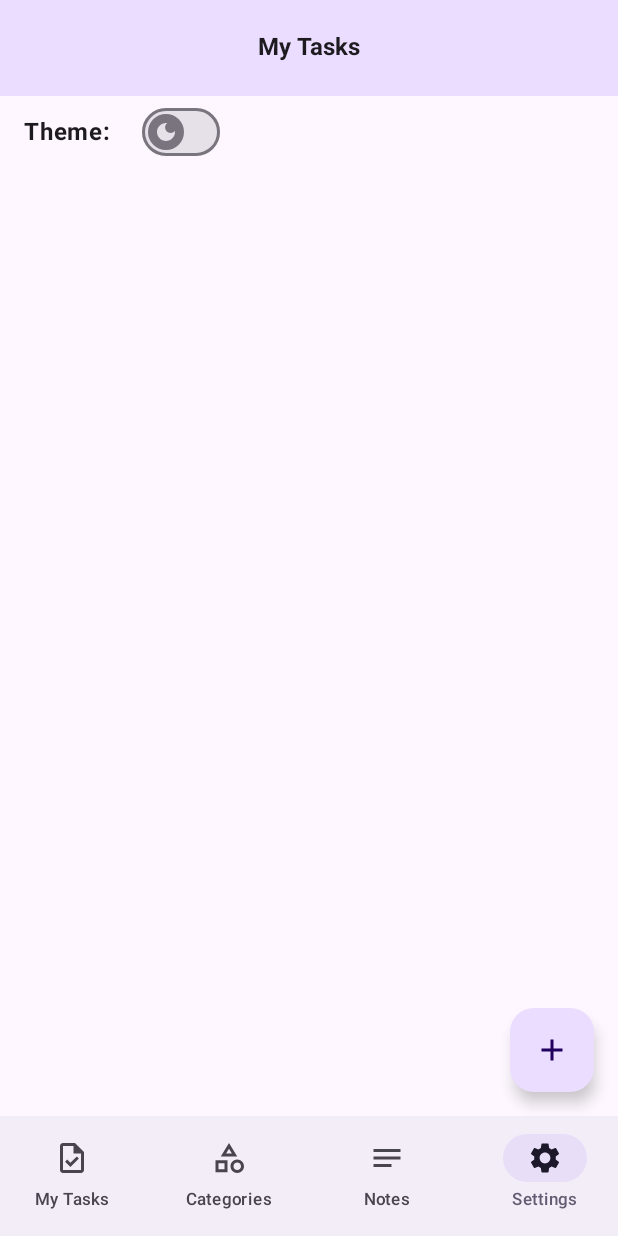
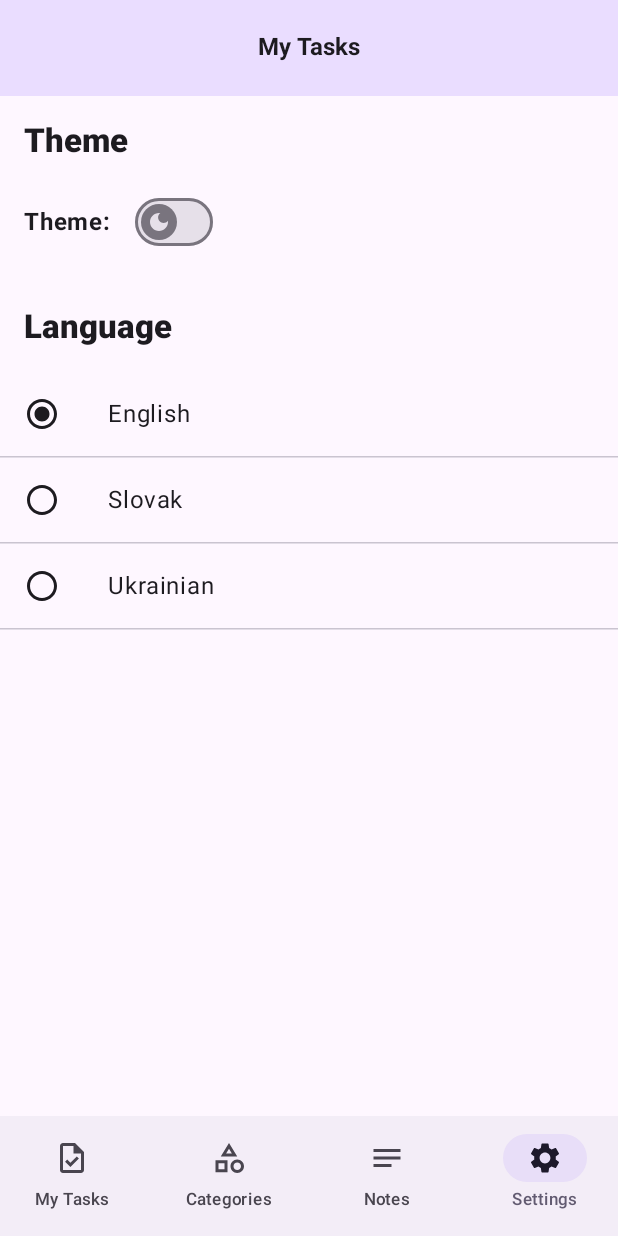
Before and after one commit to YehorSk/Taskly, an Android app built with Jetpack Compose: the SETTINGS screen opened through its navigation route, on a phone screen of 412 x 824 dp. Run offline under Robolectric (Android 15) with nearby library versions, the phone set to English and light mode, and no system bars.

Commit message:
Select app language

```diff
--- a/app/src/main/AndroidManifest.xml
+++ b/app/src/main/AndroidManifest.xml
@@ -21,6 +21,7 @@
             android:name=".MainActivity"
             android:screenOrientation="portrait"
             android:exported="true"
+            android:configChanges="locale|layoutDirection"
             android:label="@string/app_name"
             android:theme="@style/Theme.Taskly">
             <intent-filter>
--- a/app/src/main/java/com/yehorsk/taskly/MainActivity.kt
+++ b/app/src/main/java/com/yehorsk/taskly/MainActivity.kt
@@ -30,7 +30,6 @@ class MainActivity : ComponentActivity() {
     override fun attachBaseContext(newBase: Context) {
         super.attachBaseContext(getContextForLanguage(newBase))
     }
-
 
     override fun onCreate(savedInstanceState: Bundle?) {
         super.onCreate(savedInstanceState)
--- a/app/src/main/java/com/yehorsk/taskly/settings/presentation/SettingsScreenRoot.kt
+++ b/app/src/main/java/com/yehorsk/taskly/settings/presentation/SettingsScreenRoot.kt
@@ -1,39 +1,28 @@
 package com.yehorsk.taskly.settings.presentation
 
 import androidx.compose.foundation.background
-import androidx.compose.foundation.layout.Arrangement
-import androidx.compose.foundation.layout.Column
-import androidx.compose.foundation.layout.Row
 import androidx.compose.foundation.layout.fillMaxSize
 import androidx.compose.foundation.layout.padding
-import androidx.compose.foundation.layout.size
 import androidx.compose.foundation.lazy.LazyColumn
 import androidx.compose.material.icons.Icons
 import androidx.compose.material.icons.filled.Add
 import androidx.compose.material.icons.filled.DarkMode
 import androidx.compose.material.icons.filled.LightMode
-import androidx.compose.material.icons.filled.Notifications
-import androidx.compose.material.icons.filled.NotificationsNone
-import androidx.compose.material.icons.filled.WbSunny
 import androidx.compose.material3.FloatingActionButton
 import androidx.compose.material3.Icon
 import androidx.compose.material3.MaterialTheme
 import androidx.compose.material3.Scaffold
-import androidx.compose.material3.Switch
-import androidx.compose.material3.SwitchDefaults
-import androidx.compose.material3.Text
 import androidx.compose.runtime.Composable
 import androidx.compose.runtime.getValue
-import androidx.compose.ui.Alignment
 import androidx.compose.ui.Modifier
 import androidx.compose.ui.res.stringResource
-import androidx.compose.ui.text.font.FontWeight
-import androidx.compose.ui.unit.dp
 import androidx.lifecycle.compose.collectAsStateWithLifecycle
 import androidx.navigation.NavHostController
 import com.yehorsk.taskly.R
 import com.yehorsk.taskly.core.presentation.components.BottomBar
 import com.yehorsk.taskly.core.presentation.components.TitleNavBar
+import com.yehorsk.taskly.settings.presentation.component.SettingsListHeader
+import com.yehorsk.taskly.settings.presentation.component.SettingsListItem
 import com.yehorsk.taskly.settings.presentation.component.SwitchListItem
 import org.koin.compose.viewmodel.koinViewModel
 
@@ -75,11 +64,6 @@ fun SettingsScreen(
                 showGoBack = false
             )
         },
-        floatingActionButton = {
-            FloatingActionButton(onClick = { }) {
-                Icon(Icons.Default.Add, contentDescription = null)
-            }
-        },
         bottomBar = {
             bottomBar()
         }
@@ -89,6 +73,11 @@ fun SettingsScreen(
                 .padding(innerPadding)
                 .fillMaxSize()
         ) {
+            item{
+                SettingsListHeader(
+                    text = stringResource(R.string.theme)
+                )
+            }
             item {
                 SwitchListItem(
                     checked = theme,
@@ -97,6 +86,38 @@ fun SettingsScreen(
                     onSwitched = { onAction(SettingsScreenAction.OnThemeChanged(it)) }
                 )
             }
+            item{
+                SettingsListHeader(
+                    text = stringResource(R.string.language)
+                )
+            }
+            item{
+                SettingsListItem(
+                    text = R.string.english,
+                    onClick = {
+                        onAction(SettingsScreenAction.OnLanguageChanged("en"))
+                    },
+                    isActive = language == "en"
+                )
+            }
+            item{
+                SettingsListItem(
+                    text = R.string.slovak,
+                    onClick = {
+                        onAction(SettingsScreenAction.OnLanguageChanged("sk"))
+                    },
+                    isActive = language == "sk"
+                )
+            }
+            item{
+                SettingsListItem(
+                    text = R.string.ukrainian,
+                    onClick = {
+                        onAction(SettingsScreenAction.OnLanguageChanged("uk"))
+                    },
+                    isActive = language == "uk"
+                )
+            }
         }
     }
 }
--- /dev/null
+++ b/app/src/main/java/com/yehorsk/taskly/settings/presentation/component/SettingsListHeader.kt
@@ -0,0 +1,34 @@
+package com.yehorsk.taskly.settings.presentation.component
+
+import androidx.compose.foundation.background
+import androidx.compose.foundation.layout.Row
+import androidx.compose.foundation.layout.fillMaxWidth
+import androidx.compose.foundation.layout.padding
+import androidx.compose.material3.MaterialTheme
+import androidx.compose.material3.Text
+import androidx.compose.runtime.Composable
+import androidx.compose.ui.Modifier
+import androidx.compose.ui.text.font.FontWeight
+import androidx.compose.ui.unit.dp
+
+@Composable
+fun SettingsListHeader(
+    modifier: Modifier = Modifier,
+    text: String
+){
+
+    Row(
+        modifier = modifier.background(MaterialTheme.colorScheme.background)
+            .fillMaxWidth()
+    ){
+        Text(
+            modifier = Modifier
+                .padding(16.dp)
+                .weight(1f),
+            text = text,
+            style = MaterialTheme.typography.titleLarge,
+            fontWeight = FontWeight.ExtraBold
+        )
+    }
+
+}
--- /dev/null
+++ b/app/src/main/java/com/yehorsk/taskly/settings/presentation/component/SettingsListItem.kt
@@ -0,0 +1,61 @@
+package com.yehorsk.taskly.settings.presentation.component
+
+import androidx.annotation.StringRes
+import androidx.compose.foundation.background
+import androidx.compose.foundation.clickable
+import androidx.compose.foundation.layout.Box
+import androidx.compose.foundation.layout.Row
+import androidx.compose.foundation.layout.fillMaxWidth
+import androidx.compose.foundation.layout.padding
+import androidx.compose.material.icons.Icons
+import androidx.compose.material.icons.filled.RadioButtonChecked
+import androidx.compose.material.icons.filled.RadioButtonUnchecked
+import androidx.compose.material3.HorizontalDivider
+import androidx.compose.material3.Icon
+import androidx.compose.material3.MaterialTheme
+import androidx.compose.material3.Text
+import androidx.compose.runtime.Composable
+import androidx.compose.ui.Modifier
+import androidx.compose.ui.res.stringResource
+import androidx.compose.ui.unit.dp
+
+
+@Composable
+fun SettingsListItem(
+    modifier: Modifier = Modifier,
+    @StringRes text: Int,
+    onClick: () -> Unit,
+    isActive: Boolean
+){
+    Row(
+        modifier = modifier.background(MaterialTheme.colorScheme.background)
+            .fillMaxWidth()
+            .clickable {
+                onClick()
+            }
+    ){
+        Box(
+            modifier = Modifier
+                .padding(16.dp)
+        ){
+            if(isActive) {
+                Icon(
+                    imageVector = Icons.Filled.RadioButtonChecked,
+                    contentDescription = ""
+                )
+            }else{
+                Icon(
+                    imageVector = Icons.Filled.RadioButtonUnchecked,
+                    contentDescription = ""
+                )
+            }
+        }
+        Text(
+            modifier = Modifier
+                .padding(16.dp),
+            text = stringResource(text),
+            style = MaterialTheme.typography.bodyLarge,
+        )
+    }
+    HorizontalDivider()
+}
--- a/app/src/main/java/com/yehorsk/taskly/settings/presentation/component/SwitchListItem.kt
+++ b/app/src/main/java/com/yehorsk/taskly/settings/presentation/component/SwitchListItem.kt
@@ -12,8 +12,10 @@ import androidx.compose.runtime.Composable
 import androidx.compose.ui.Alignment
 import androidx.compose.ui.Modifier
 import androidx.compose.ui.graphics.vector.ImageVector
+import androidx.compose.ui.res.stringResource
 import androidx.compose.ui.text.font.FontWeight
 import androidx.compose.ui.unit.dp
+import com.yehorsk.taskly.R
 
 @Composable
 fun SwitchListItem(
@@ -34,7 +36,7 @@ fun SwitchListItem(
         Text(
             modifier = Modifier
                 .padding(end = 16.dp),
-            text = "Theme: ",
+            text = stringResource(R.string.theme_switch),
             style = MaterialTheme.typography.bodyLarge,
             fontWeight = FontWeight.Bold
         )
--- a/app/src/main/java/com/yehorsk/taskly/todos/presentation/add_edit_todo/AddEditToDoScreenRoot.kt
+++ b/app/src/main/java/com/yehorsk/taskly/todos/presentation/add_edit_todo/AddEditToDoScreenRoot.kt
@@ -218,8 +218,7 @@ fun AddEditToDoScreen(
                             Text(
                                 text = state.dueDate?.formatReadable() ?: stringResource(R.string.anytime),
                                 style = MaterialTheme.typography.bodyLarge,
-                                fontWeight = FontWeight.Bold,
-                                color = Color.Black
+                                fontWeight = FontWeight.Bold
                             )
                         },
                         onClick = { onAction(MainListScreenAction.OnShowDateTimePicker) },
@@ -285,8 +284,7 @@ fun AddEditToDoScreen(
                                 AddEditAction.EDIT -> stringResource(R.string.update_task)
                             },
                             style = MaterialTheme.typography.bodyLarge,
-                            fontWeight = FontWeight.Bold,
-                            color = Color.Black
+                            fontWeight = FontWeight.Bold
                         )
                     },
                     onClick = {
--- a/app/src/main/java/com/yehorsk/taskly/todos/presentation/list/components/CategoryFilter.kt
+++ b/app/src/main/java/com/yehorsk/taskly/todos/presentation/list/components/CategoryFilter.kt
@@ -50,7 +50,8 @@ fun CategoryFilter(
             ) {
                 Text(
                     modifier = Modifier.padding(8.dp),
-                    text = item.title
+                    text = item.title,
+                    color = Color.Black
                 )
             }
         }
--- a/app/src/main/res/values/strings.xml
+++ b/app/src/main/res/values/strings.xml
@@ -32,4 +32,11 @@
     <string name="add_note">Add Note</string>
     <string name="new_note">New Note</string>
     <string name="add_new_item">+ Add new item</string>
+    <string name="english">English</string>
+    <string name="ukrainian">Ukrainian</string>
+    <string name="slovak">Slovak</string>
+    <string name="theme">Theme</string>
+    <string name="theme_switch">Theme: </string>
+    <string name="title">Title</string>
+    <string name="language">Language</string>
 </resources>
```
Also changed, not shown: app/src/main/java/com/yehorsk/taskly/categories/presentation/list/components/CategoryDialog.kt (+7 -3 lines), app/src/main/java/com/yehorsk/taskly/todos/presentation/list/components/MonthDayComponent.kt (+7 -2 lines), app/src/main/java/com/yehorsk/taskly/todos/presentation/list/components/ToDoListItem.kt (+4 -8 lines), app/src/main/java/com/yehorsk/taskly/todos/presentation/list/components/WeekDayComponent.kt (+11 -1 lines), gradle/libs.versions.toml (+7 -7 lines), 2 other files.
